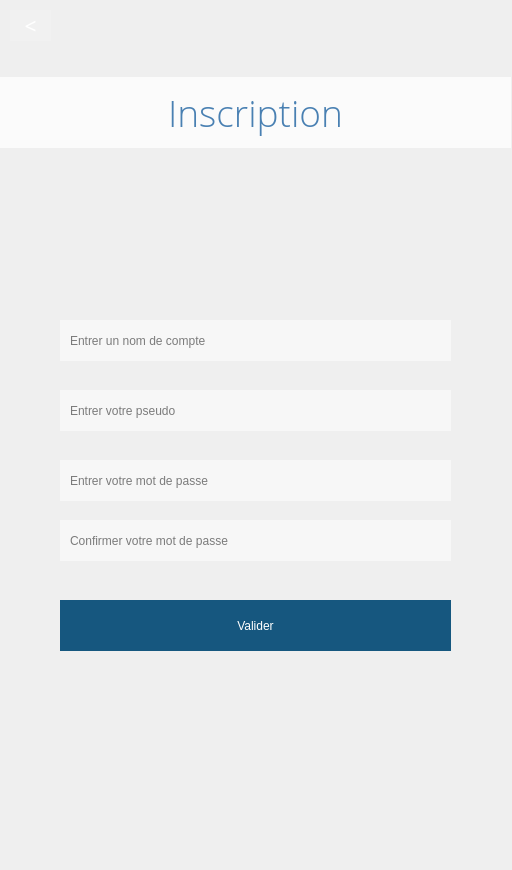
First picture: the form in Babel/client/forms/BabelInscription.ui, repository gvsurenderreddy/Babel-VOIP, before the edit.
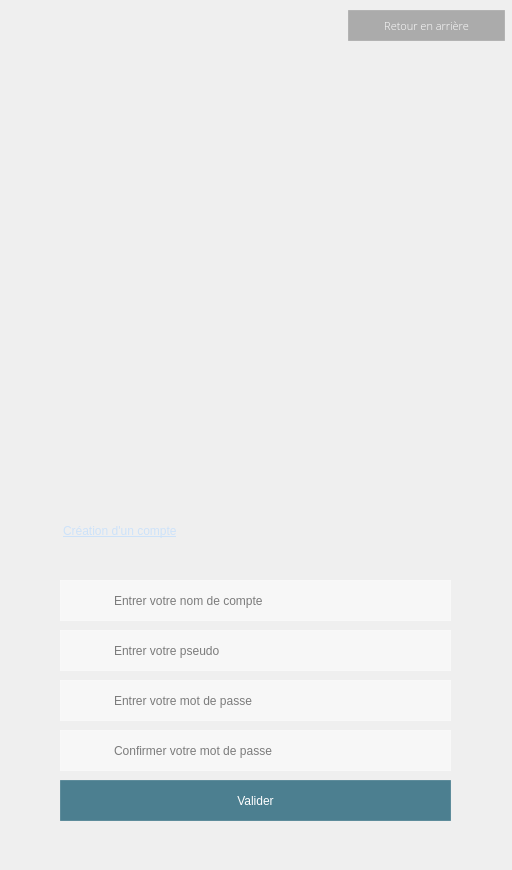
Second picture: the form after the edit. Icons and pictures are not drawn.

Patch:
```diff
--- a/Babel/client/forms/BabelInscription.ui
+++ b/Babel/client/forms/BabelInscription.ui
@@ -20,45 +20,48 @@
   <widget class="QPushButton" name="back">
    <property name="geometry">
     <rect>
-     <x>10</x>
+     <x>348</x>
      <y>10</y>
-     <width>41</width>
+     <width>157</width>
      <height>31</height>
     </rect>
    </property>
    <property name="font">
     <font>
-     <family>Small Fonts</family>
-     <pointsize>16</pointsize>
+     <family>Open Sans Light</family>
+     <pointsize>8</pointsize>
+     <weight>50</weight>
+     <italic>false</italic>
+     <bold>false</bold>
     </font>
    </property>
    <property name="styleSheet">
     <string notr="true">background: none;
-border: none;
-background-color: rgba(255, 255, 255, 32);
+border: 1px solid rgba(255, 255, 255, 0.1);
+background-color: rgba(10, 10, 10, 0.3);
 color: rgb(255, 255, 255);
-</string>
+font: 8pt &quot;Open Sans Light&quot;;
+      </string>
    </property>
    <property name="text">
-    <string>&lt;</string>
+    <string>Retour en arrière</string>
    </property>
   </widget>
   <widget class="QPushButton" name="ok">
    <property name="geometry">
     <rect>
      <x>60</x>
-     <y>600</y>
+     <y>780</y>
      <width>391</width>
-     <height>51</height>
+     <height>41</height>
     </rect>
    </property>
    <property name="styleSheet">
     <string notr="true">background: none;
-background-color: rgb(22, 87, 127);
+background-color: #4c7f90;
 color: rgb(255, 255, 255);
-font: 12pt &quot;Verdana&quot;;
-border-style: outset;
-      </string>
+font: 10pt &quot;Open Sans Light&quot;;
+border: 1px solid rgba(255, 255, 255, 0.1);</string>
    </property>
    <property name="text">
     <string>Valider</string>
@@ -68,43 +71,47 @@
    <property name="geometry">
     <rect>
      <x>60</x>
-     <y>320</y>
+     <y>580</y>
      <width>391</width>
      <height>41</height>
     </rect>
    </property>
    <property name="styleSheet">
     <string notr="true">background: none;
-border: none;
+border: 1px solid rgba(255, 255, 255, 0.1);
 background-color: rgba(255, 255, 255, 128);
 color: rgb(0, 0, 0);
-font: 10pt &quot;Verdana&quot;;
-padding: 8px;
-
-      </string>
+font: 9pt &quot;Open Sans Light&quot;;
+padding: 8px 8px 8px 51px;
+</string>
+   </property>
+   <property name="maxLength">
+    <number>255</number>
    </property>
    <property name="placeholderText">
-    <string>Entrer un nom de compte</string>
+    <string>Entrer votre nom de compte</string>
    </property>
   </widget>
   <widget class="QLineEdit" name="password">
    <property name="geometry">
     <rect>
      <x>60</x>
-     <y>460</y>
+     <y>680</y>
      <width>391</width>
      <height>41</height>
     </rect>
    </property>
    <property name="styleSheet">
     <string notr="true">background: none;
-border: none;
+border: 1px solid rgba(255, 255, 255, 0.1);
 background-color: rgba(255, 255, 255, 128);
-color: #000;
-font: 10pt &quot;Verdana&quot;;
-lineedit-password-character: 9679;
-padding: 8px;
-      </string>
+color: rgb(0, 0, 0);
+font: 9pt &quot;Open Sans Light&quot;;
+padding: 8px 8px 8px 51px;
+</string>
+   </property>
+   <property name="maxLength">
+    <number>255</number>
    </property>
    <property name="placeholderText">
     <string>Entrer votre mot de passe</string>
@@ -114,80 +121,152 @@
    <property name="geometry">
     <rect>
      <x>60</x>
-     <y>520</y>
+     <y>730</y>
      <width>391</width>
      <height>41</height>
     </rect>
    </property>
    <property name="styleSheet">
     <string notr="true">background: none;
-border: none;
+border: 1px solid rgba(255, 255, 255, 0.1);
 background-color: rgba(255, 255, 255, 128);
-color: #000;
-font: 10pt &quot;Verdana&quot;;
-lineedit-password-character: 9679;
-padding: 8px;
-      </string>
+color: rgb(0, 0, 0);
+font: 9pt &quot;Open Sans Light&quot;;
+padding: 8px 8px 8px 51px;
+</string>
+   </property>
+   <property name="maxLength">
+    <number>255</number>
    </property>
    <property name="placeholderText">
     <string>Confirmer votre mot de passe</string>
    </property>
   </widget>
-  <widget class="QLabel" name="title">
-   <property name="geometry">
-    <rect>
-     <x>0</x>
-     <y>77</y>
-     <width>511</width>
-     <height>71</height>
-    </rect>
-   </property>
-   <property name="font">
-    <font>
-     <family>Open Sans Light</family>
-     <pointsize>28</pointsize>
-     <weight>50</weight>
-     <italic>false</italic>
-     <bold>false</bold>
-    </font>
-   </property>
-   <property name="styleSheet">
-    <string notr="true">background: none;
-background-color: rgba(255, 255, 255, 192);
-color: rgba(15, 87, 154, 192);
-font: 28pt &quot;Open Sans Light&quot;;
-</string>
-   </property>
-   <property name="text">
-    <string>Inscription</string>
-   </property>
-   <property name="alignment">
-    <set>Qt::AlignCenter</set>
-   </property>
-  </widget>
   <widget class="QLineEdit" name="pseudoEdit">
    <property name="geometry">
     <rect>
      <x>60</x>
-     <y>390</y>
+     <y>630</y>
      <width>391</width>
      <height>41</height>
     </rect>
    </property>
    <property name="styleSheet">
     <string notr="true">background: none;
-border: none;
+border: 1px solid rgba(255, 255, 255, 0.1);
 background-color: rgba(255, 255, 255, 128);
 color: rgb(0, 0, 0);
-font: 10pt &quot;Verdana&quot;;
-padding: 8px;
-
-      </string>
+font: 9pt &quot;Open Sans Light&quot;;
+padding: 8px 8px 8px 51px;
+</string>
+   </property>
+   <property name="maxLength">
+    <number>255</number>
    </property>
    <property name="placeholderText">
     <string>Entrer votre pseudo</string>
    </property>
   </widget>
+  <widget class="QLabel" name="title">
+   <property name="geometry">
+    <rect>
+     <x>60</x>
+     <y>510</y>
+     <width>391</width>
+     <height>41</height>
+    </rect>
+   </property>
+   <property name="styleSheet">
+    <string notr="true">background: none;
+color: #cde2f9;
+font: 16pt &quot;Open Sans Light&quot;;
+text-transform:uppercase;
+padding:6px 0;
+text-decoration:underline;</string>
+   </property>
+   <property name="text">
+    <string>Création d'un compte</string>
+   </property>
+   <property name="alignment">
+    <set>Qt::AlignLeading|Qt::AlignLeft|Qt::AlignVCenter</set>
+   </property>
+  </widget>
+  <widget class="QLabel" name="usernameIcone">
+   <property name="geometry">
+    <rect>
+     <x>70</x>
+     <y>580</y>
+     <width>31</width>
+     <height>41</height>
+    </rect>
+   </property>
+   <property name="styleSheet">
+    <string notr="true">background: none;</string>
+   </property>
+   <property name="text">
+    <string/>
+   </property>
+   <property name="pixmap">
+    <pixmap resource="../resources/BabelMainWindow.qrc">:/login.png</pixmap>
+   </property>
+  </widget>
+  <widget class="QLabel" name="passwordIcone">
+   <property name="geometry">
+    <rect>
+     <x>70</x>
+     <y>680</y>
+     <width>31</width>
+     <height>41</height>
+    </rect>
+   </property>
+   <property name="styleSheet">
+    <string notr="true">background: none;</string>
+   </property>
+   <property name="text">
+    <string/>
+   </property>
+   <property name="pixmap">
+    <pixmap resource="../resources/BabelMainWindow.qrc">:/password.png</pixmap>
+   </property>
+  </widget>
+  <widget class="QLabel" name="passwordConfirmationIcone">
+   <property name="geometry">
+    <rect>
+     <x>70</x>
+     <y>730</y>
+     <width>31</width>
+     <height>41</height>
+    </rect>
+   </property>
+   <property name="styleSheet">
+    <string notr="true">background: none;</string>
+   </property>
+   <property name="text">
+    <string/>
+   </property>
+   <property name="pixmap">
+    <pixmap resource="../resources/BabelMainWindow.qrc">:/password.png</pixmap>
+   </property>
+  </widget>
+  <widget class="QLabel" name="pseudoIcone">
+   <property name="geometry">
+    <rect>
+     <x>70</x>
+     <y>630</y>
+     <width>31</width>
+     <height>41</height>
+    </rect>
+   </property>
+   <property name="styleSheet">
+    <string notr="true">background: none;</string>
+   </property>
+   <property name="text">
+    <string/>
+   </property>
+   <property name="pixmap">
+    <pixmap resource="../resources/BabelMainWindow.qrc">:/pseudo.png</pixmap>
+   </property>
+  </widget>
   <zorder>pseudoEdit</zorder>
   <zorder>back</zorder>
   <zorder>ok</zorder>
```
Left out of the diff: 12 changed lines with no effect on the pictures.
